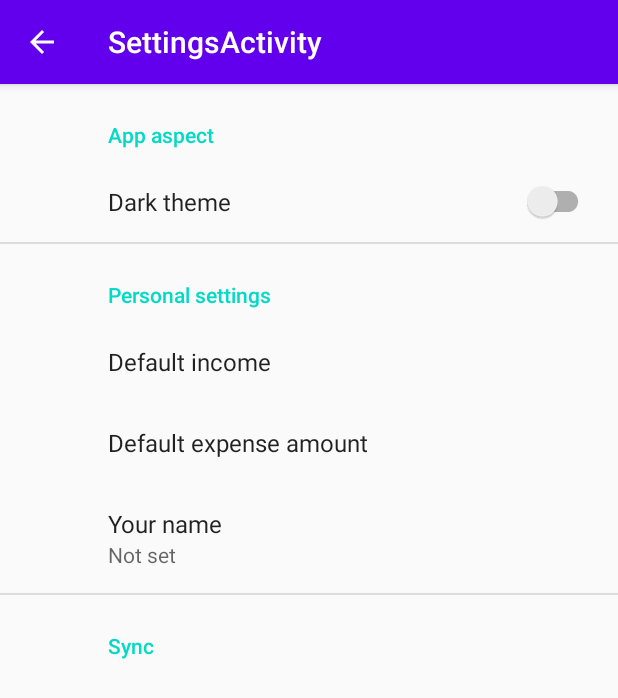
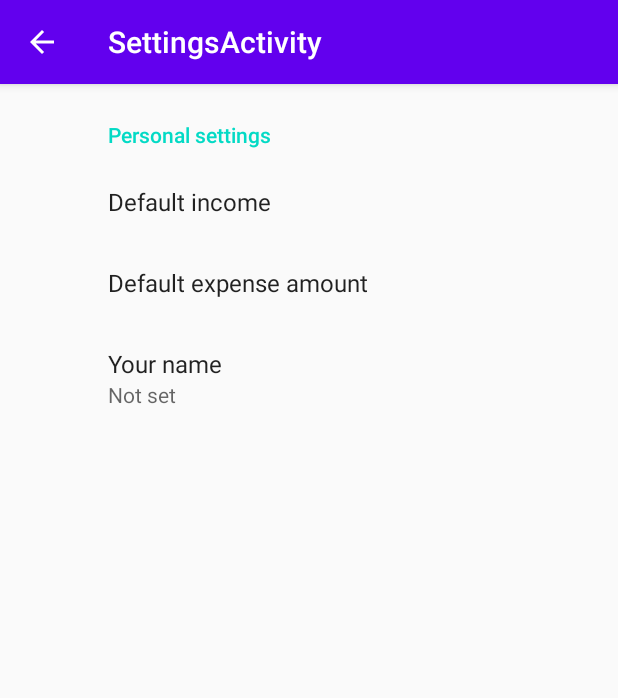
Before and after one commit to sabrinalupsan/personal-budget-management-android-application, an Android app: the screen it shows after launch (SettingsActivity), after a tap on "CHANGE SETTINGS", on a phone screen of 412 x 824 dp. Shown: the top 698 px of the screen. Run offline under Robolectric (Android 15) with nearby library versions, the phone set to English and light mode, and no system bars; our stand-ins replace androidx.preference.

Commit message:
added main page GIF

```diff
--- a/app/src/main/java/com/example/seminar_4/MainMenuActivity.java
+++ b/app/src/main/java/com/example/seminar_4/MainMenuActivity.java
@@ -6,9 +6,12 @@ import androidx.preference.PreferenceManager;
 import android.content.Intent;
 import android.content.SharedPreferences;
 import android.database.Cursor;
+import android.graphics.Typeface;
+import android.graphics.drawable.ColorDrawable;
 import android.os.Bundle;
 import android.util.Log;
 import android.view.View;
+import android.webkit.WebView;
 import android.widget.AdapterView;
 import android.widget.ArrayAdapter;
 import android.widget.Button;
@@ -51,6 +54,8 @@ public class MainMenuActivity extends AppCompatActivity {
     private CheckBox box;
     private ListView listView;
     private TextView tvStart;
+    private TextView tvDesc;
+    private WebView webView;
     //private ImageView img;
 
     @Override
@@ -64,6 +69,10 @@ public class MainMenuActivity extends AppCompatActivity {
                 .getDefaultSharedPreferences(this);
         tvStart.setText("Welcome to CashApp, "+preferences.getString("signature", ""));
 
+        webView = findViewById(R.id.webview);
+        //webView.setBackgroundColor(this.getColor());
+        webView.loadUrl("file:///android_asset/piggy.gif");
+
         //makeTransactions();
         //String s = makeJSONFile();
 
@@ -76,7 +85,8 @@ public class MainMenuActivity extends AppCompatActivity {
         final CashDBHelper databaseHelper = new CashDBHelper(this);
         //databaseHelper.insertSample();
 
-        final Cursor cursor = databaseHelper.getDataCursor();
+        //---------------------------Cash in Database
+        /*final Cursor cursor = databaseHelper.getDataCursor();
         final SimpleCursorAdapter cursorAdapter = new SimpleCursorAdapter(this,
                 android.R.layout.simple_list_item_2,
                 cursor,
@@ -94,7 +104,7 @@ public class MainMenuActivity extends AppCompatActivity {
                 cursorAdapter.swapCursor(databaseHelper.getDataCursor());
                 cursorAdapter.notifyDataSetChanged();
             }
-        });
+        });*/
 
         btnOK.setOnClickListener(new View.OnClickListener() {
             @Override
@@ -153,12 +163,17 @@ public class MainMenuActivity extends AppCompatActivity {
     {
         spnMenu = findViewById(R.id.spinner);
         btnOK = findViewById(R.id.button);
-        gridView = findViewById(R.id.dgv);
+        //gridView = findViewById(R.id.dgv);
         btnDelete = findViewById(R.id.button2);
         listView = findViewById(R.id.lv);
         //img = findViewById(R.id.imageView);
         btnSettings = findViewById(R.id.btnSettings);
         tvStart = findViewById(R.id.edtStart);
+        tvDesc = findViewById(R.id.tvDescription);
+        String description = "CashApp is a free financial manager and tracker for daily use.";
+        tvDesc.setText(description);
+        tvDesc.setTypeface(null, Typeface.BOLD);
+
     }
 
     /*public void downloadImage(String s) {
--- a/app/src/main/res/xml/root_preferences.xml
+++ b/app/src/main/res/xml/root_preferences.xml
@@ -1,14 +1,6 @@
 <PreferenceScreen xmlns:android="http://schemas.android.com/apk/res/android"
     xmlns:app="http://schemas.android.com/apk/res-auto">
 
-    <PreferenceCategory android:title="App aspect">
-
-        <SwitchPreferenceCompat
-            android:id="@+id/darktheme"
-            app:key="sync"
-            app:title="Dark theme"
-            android:defaultValue="false"/>
-    </PreferenceCategory>
     <PreferenceCategory app:title="@string/messages_header">
 
         <ListPreference
@@ -30,6 +22,4 @@
 
     </PreferenceCategory>
 
-    <PreferenceCategory app:title="@string/sync_header"/>
-
 </PreferenceScreen>
```
Also changed, not shown: app/src/main/res/layout/activity_main_menu.xml (+44 -34 lines), app/src/main/assets/piggy.gif (added), app/src/main/res/drawable/piggybank.jpg (added), app/src/main/res/drawable/titled.jpg (added).
